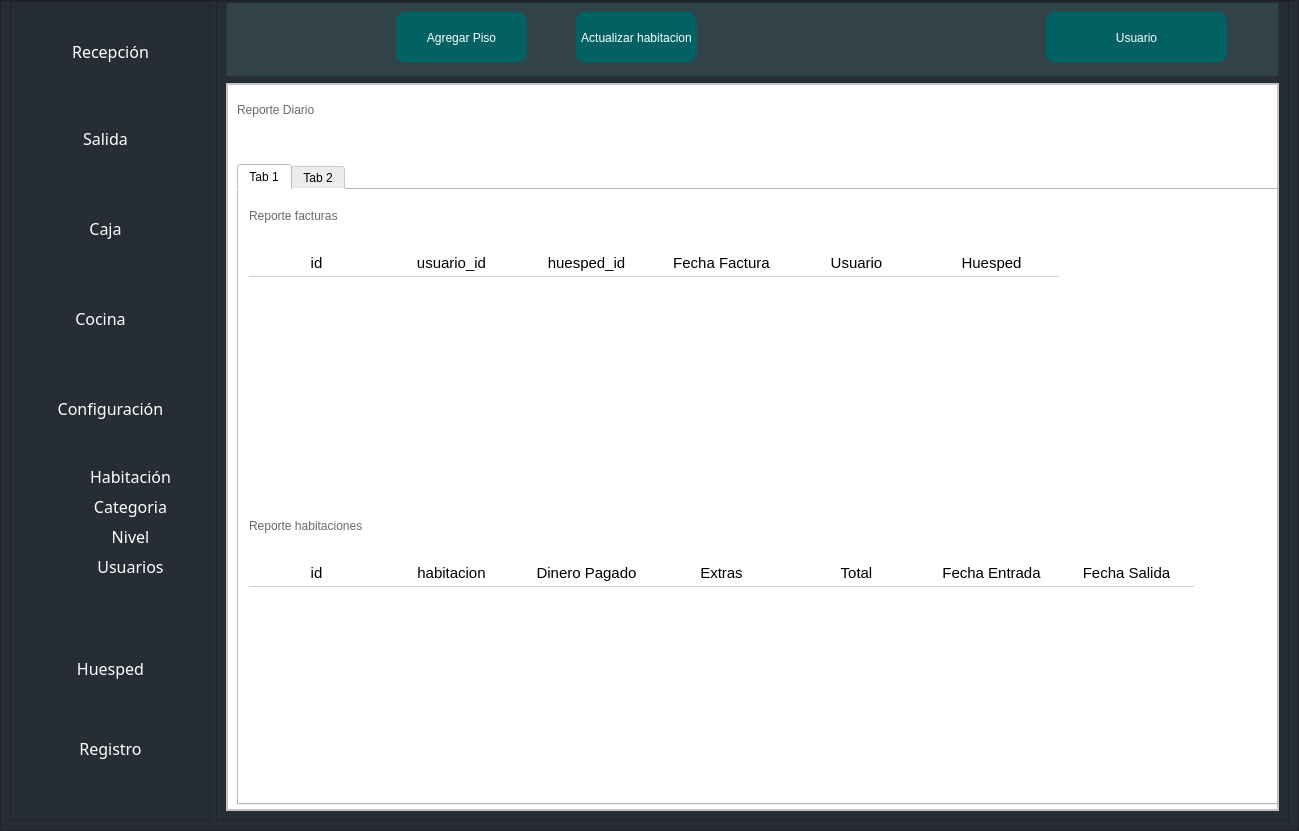
Old version of the form view/Interfaz.ui in the repository DanielSajvin/gestion-hotel.
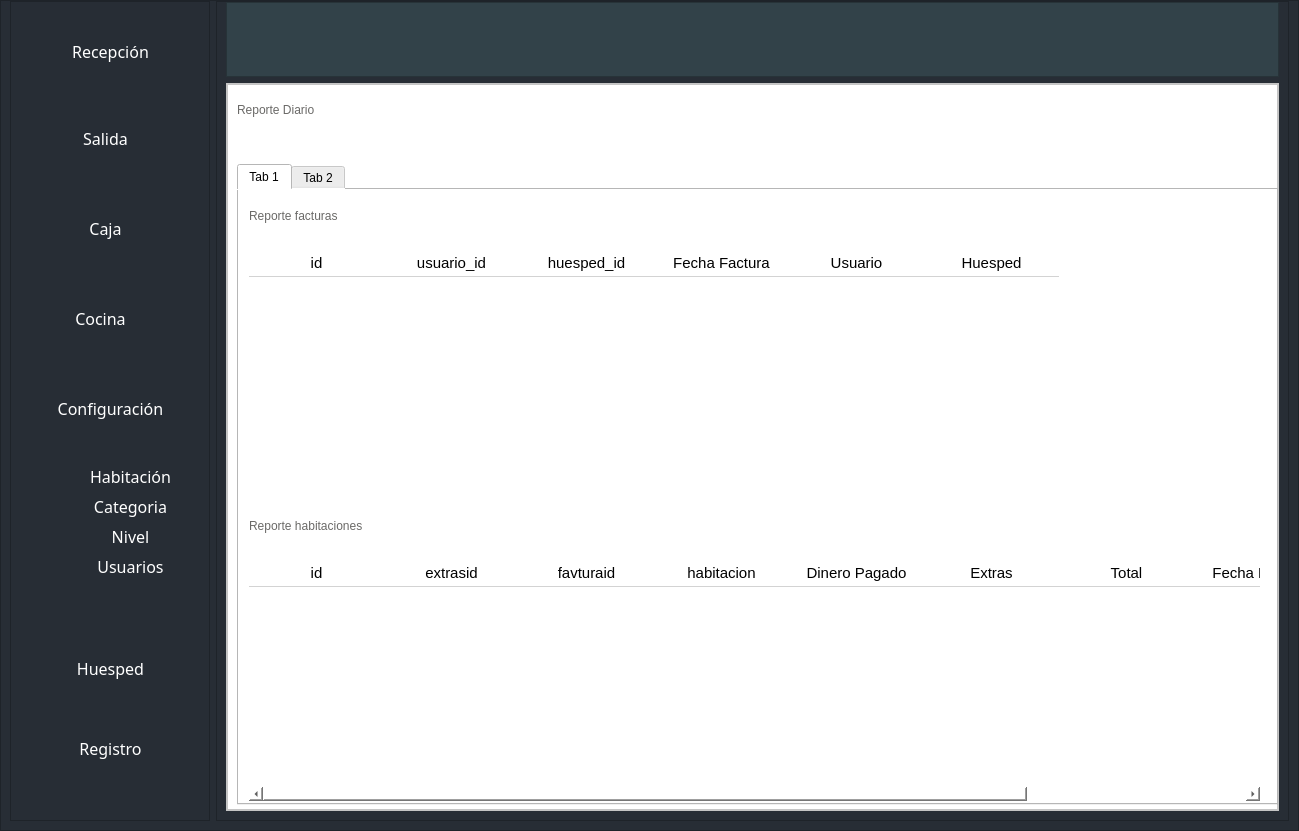
New version of the form. Icons and pictures are not drawn.

```diff
--- a/view/Interfaz.ui
+++ b/view/Interfaz.ui
@@ -514,40 +514,27 @@
             <widget class="QPushButton" name="pushButton_2">
              <property name="geometry">
               <rect>
-               <x>820</x>
+               <x>970</x>
                <y>10</y>
-               <width>181</width>
+               <width>71</width>
                <height>51</height>
               </rect>
              </property>
-             <property name="text">
-              <string>Usuario</string>
+             <property name="styleSheet">
+              <string notr="true">background-color: rgba(50,66,73,255);</string>
              </property>
-            </widget>
-            <widget class="QPushButton" name="agre_piso">
-             <property name="geometry">
-              <rect>
-               <x>170</x>
-               <y>10</y>
-               <width>131</width>
-               <height>51</height>
-              </rect>
-             </property>
              <property name="text">
-              <string>Agregar Piso</string>
+              <string/>
              </property>
-            </widget>
-            <widget class="QPushButton" name="btn_actualizarH_2">
-             <property name="geometry">
-              <rect>
-               <x>350</x>
-               <y>10</y>
-               <width>121</width>
-               <height>51</height>
-              </rect>
+             <property name="icon">
+              <iconset>
+               <normaloff>../imagenes/klipartz.com.png</normaloff>../imagenes/klipartz.com.png</iconset>
              </property>
-             <property name="text">
-              <string>Actualizar habitacion</string>
+             <property name="iconSize">
+              <size>
+               <width>50</width>
+               <height>50</height>
+              </size>
              </property>
             </widget>
            </widget>
@@ -1538,6 +1525,50 @@
                         <height>241</height>
                        </rect>
                       </property>
+                      <property name="styleSheet">
+                       <string notr="true">QHeaderView {
+    background-color: white;
+    border: none;
+    font: 75 12pt &quot;Archivo&quot;;
+}
+
+QHeaderView:hover {
+    background-color: white;
+}
+
+QHeaderView:section {
+    background-color: white;
+    border-bottom: 1px solid lightgray;
+    border-top: none;
+    padding: 2px;
+    font-size: 11pt;
+    color: black;
+text-align: left;
+}
+
+QTableWidget {
+    background-color: white;
+    border: none;
+    gridline-color: transparent;
+    font-size: 11pt;
+    color: black;
+
+}
+
+QTableWidget QTableCornerButton::section {
+    background-color: white;
+    border: none;
+
+}
+
+QTableWidget::item {
+    border: none;
+    border-bottom: 1px solid lightgray;
+    alignment: AlignHCenter; /* Centra el texto horizontalmente */
+	color:black /* cambiar el color letra al seleccionar*/
+
+}</string>
+                      </property>
                       <attribute name="horizontalHeaderDefaultSectionSize">
                        <number>135</number>
                       </attribute>
@@ -1546,6 +1577,16 @@
                         <string>id</string>
                        </property>
                       </column>
+                      <column>
+                       <property name="text">
+                        <string>extrasid</string>
+                       </property>
+                      </column>
+                      <column>
+                       <property name="text">
+                        <string>favturaid</string>
+                       </property>
+                      </column>
                       <column>
                        <property name="text">
                         <string>habitacion</string>
```
Left out of the diff: 62 changed lines with no effect on the pictures.
